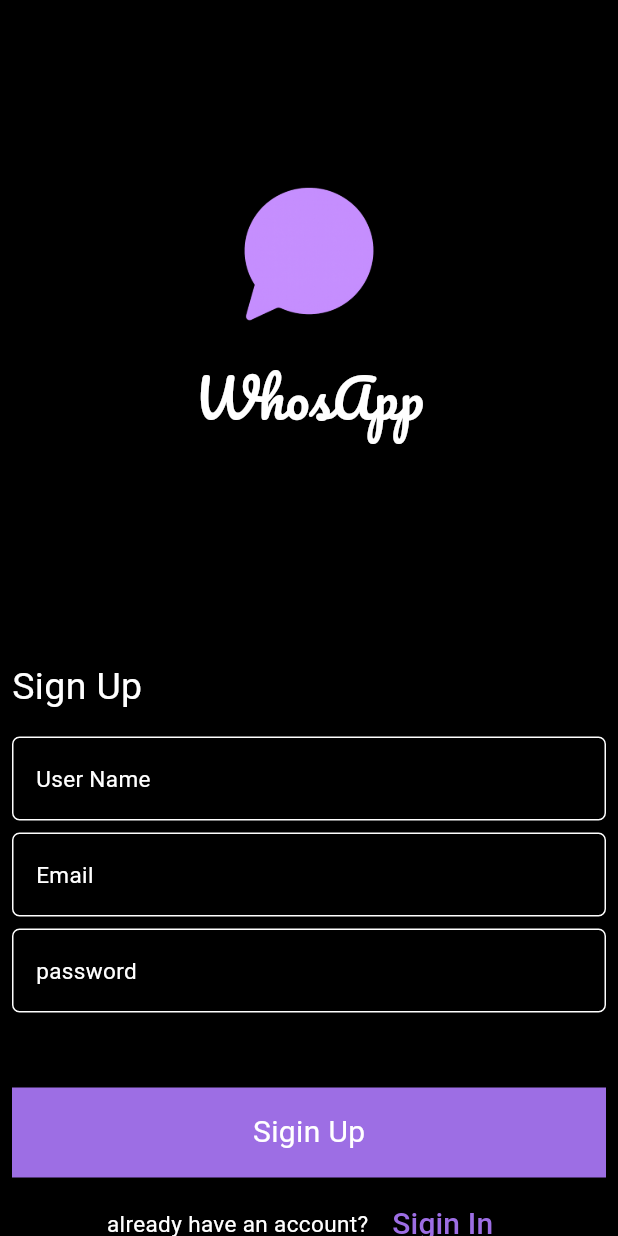
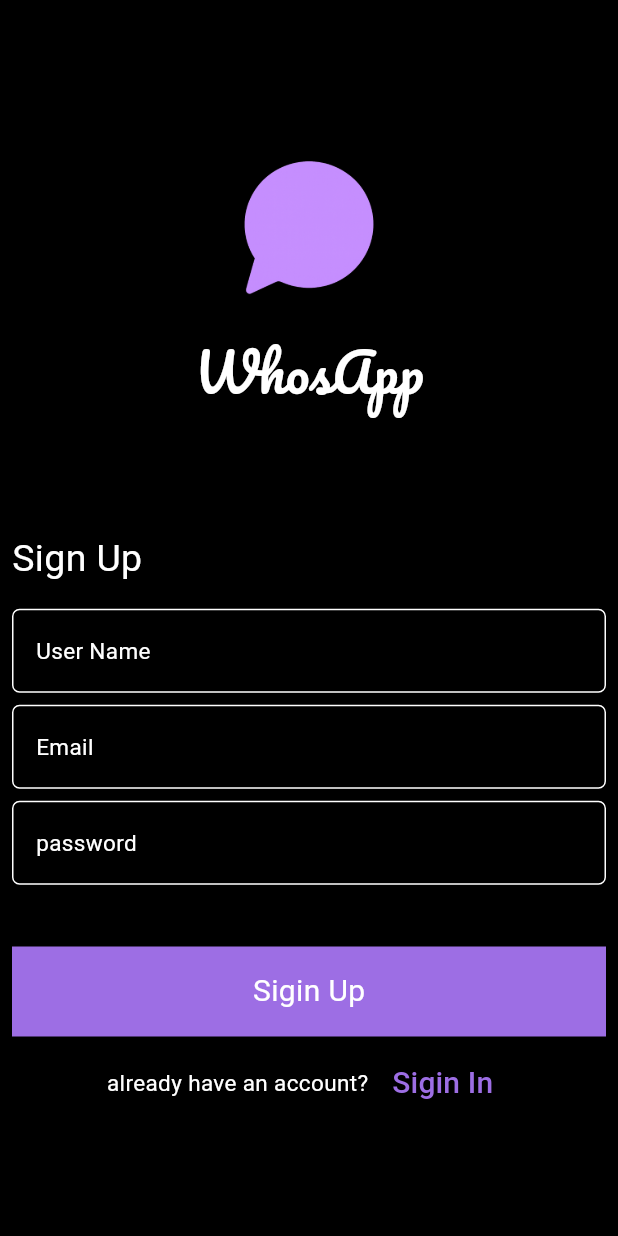
Before and after one commit to TarekHayan/Chat-app, a Flutter app: the screen it shows after launch, after a tap on "Sign Up", on a phone screen of 412 x 824 dp. Run offline on Flutter 3.47's test engine with Material 3 defaults, Android fonts, the phone set to English and light mode, and no system bars; drawn by our look-alikes of modal_progress_hud_nsn; our stand-ins replace bloc, cloud_firestore, firebase_auth, firebase_core, flutter_bloc; accounts and stored records are empty.

Commit message:
add : responsive and adaptive

```diff
--- a/lib/screens/sign_in_page.dart
+++ b/lib/screens/sign_in_page.dart
@@ -1,7 +1,5 @@
 import 'package:chat_app/logic/auth_bloc/auth_bloc.dart';
 
-import '../logic/auth_cubit/auth_cubit.dart'
-    hide AuthState, LoginSuccess, LoginError, LoginLoading;
 import '../logic/chat_cubit/chat_cubit_cubit.dart';
 import 'package:flutter_bloc/flutter_bloc.dart';
 import '../contsts.dart';
@@ -47,9 +45,9 @@ class SignInPage extends StatelessWidget {
                 key: formKey,
                 child: ListView(
                   children: [
-                    SizedBox(height: 100),
+                    SizedBox(height: MediaQuery.of(context).size.height * 0.1),
                     SignInterface(),
-                    SizedBox(height: 150),
+                    SizedBox(height: MediaQuery.of(context).size.height * 0.1),
                     Text(
                       'Sign In',
                       style: TextStyle(fontSize: 25, color: Colors.white),
@@ -62,7 +60,7 @@ class SignInPage extends StatelessWidget {
                       obscureText: true,
                       hitName: 'password',
                     ),
-                    SizedBox(height: 50),
+                    SizedBox(height: MediaQuery.of(context).size.height * 0.05),
                     Center(
                       child: Custoumbuttom(
                         buttomName: 'Sigin In',
--- a/lib/screens/sign_up_page.dart
+++ b/lib/screens/sign_up_page.dart
@@ -45,9 +45,9 @@ class SignUpPage extends StatelessWidget {
                 key: formKey,
                 child: ListView(
                   children: [
-                    SizedBox(height: 100),
+                    SizedBox(height: MediaQuery.of(context).size.height * 0.1),
                     SignInterface(),
-                    SizedBox(height: 150),
+                    SizedBox(height: MediaQuery.of(context).size.height * 0.1),
                     Text(
                       'Sign Up',
                       style: TextStyle(fontSize: 25, color: Colors.white),
@@ -66,7 +66,7 @@ class SignUpPage extends StatelessWidget {
                       hitName: 'password',
                       controller: passwordController,
                     ),
-                    SizedBox(height: 50),
+                    SizedBox(height: MediaQuery.of(context).size.height * 0.05),
                     Center(
                       child: Custoumbuttom(
                         onTap: () async {
--- a/lib/widgets/chat_babble.dart
+++ b/lib/widgets/chat_babble.dart
@@ -11,7 +11,8 @@ class ChatBubble extends StatelessWidget {
     return Align(
       alignment: Alignment.centerLeft,
       child: Container(
-        constraints: BoxConstraints(maxWidth: 300),
+        constraints: BoxConstraints(
+            maxWidth: MediaQuery.of(context).size.width * 0.75),
         padding: EdgeInsets.symmetric(horizontal: 8, vertical: 15),
         decoration: BoxDecoration(
           color: kPrimyColor,
@@ -50,7 +51,8 @@ class ChatBubblemyfriend extends StatelessWidget {
     return Align(
       alignment: Alignment.centerRight,
       child: Container(
-        constraints: BoxConstraints(maxWidth: 300),
+        constraints: BoxConstraints(
+            maxWidth: MediaQuery.of(context).size.width * 0.75),
         padding: EdgeInsets.symmetric(horizontal: 8, vertical: 15),
         decoration: BoxDecoration(
           color: Color(0xff3c4550),
--- a/lib/widgets/sign_interface.dart
+++ b/lib/widgets/sign_interface.dart
@@ -9,11 +9,7 @@ class SignInterface extends StatelessWidget {
     return Column(
       children: [
         Center(
-          child: Container(
-            height: 140,
-            width: 140,
-            child: Image.asset(kpimage),
-          ),
+          child: SizedBox(height: 140, width: 140, child: Image.asset(kpimage)),
         ),
         Center(
           child: Text(
```
Also changed, not shown: pubspec.lock.
